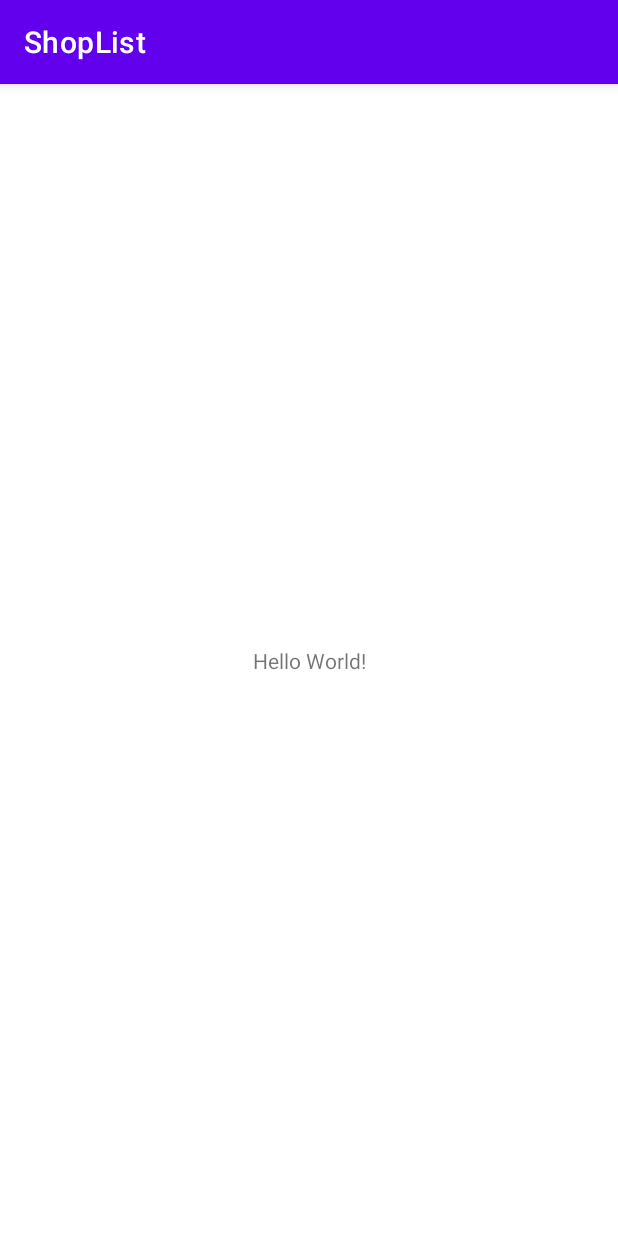
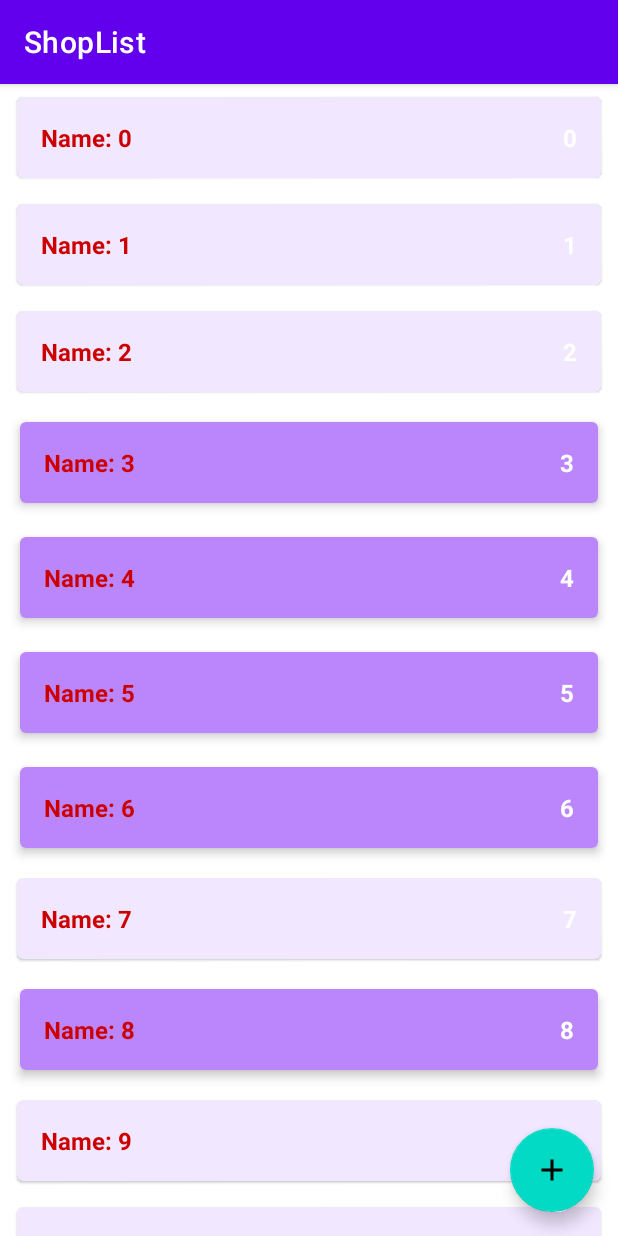
Before and after one commit to SoldatovEgor93/ShopList, an Android app: the screen it shows after launch (MainActivity), on a phone screen of 412 x 824 dp. Run offline under Robolectric (Android 15) with nearby library versions, the phone set to English and light mode, and no system bars.

Commit message:
Adding recycler view

```diff
--- a/app/src/main/java/ru/soldatov/android/shoplist/data/ShopListRepositoryImpl.kt
+++ b/app/src/main/java/ru/soldatov/android/shoplist/data/ShopListRepositoryImpl.kt
@@ -4,17 +4,18 @@ import androidx.lifecycle.LiveData
 import androidx.lifecycle.MutableLiveData
 import ru.soldatov.android.shoplist.domain.ShopItem
 import ru.soldatov.android.shoplist.domain.ShopListRepository
+import kotlin.random.Random
 
 object ShopListRepositoryImpl : ShopListRepository {
 
     private val shopListLiveData = MutableLiveData<List<ShopItem>>()
-    private val shopList = mutableListOf<ShopItem>()
+    private val shopList = sortedSetOf<ShopItem>({ p0, p1 -> p0.id.compareTo(p1.id) })
 
     private var autoincrementId = 0
 
     init {
-        for (i in 0 until 10) {
-            val shopItem = ShopItem("Name: $i", i, true)
+        for (i in 0 until 100) {
+            val shopItem = ShopItem("Name: $i", i, Random.nextBoolean())
             addShopItem(shopItem)
         }
     }
--- a/app/src/main/java/ru/soldatov/android/shoplist/presentation/MainActivity.kt
+++ b/app/src/main/java/ru/soldatov/android/shoplist/presentation/MainActivity.kt
@@ -4,9 +4,14 @@ import android.os.Bundle
 import android.util.Log
 import androidx.appcompat.app.AppCompatActivity
 import androidx.lifecycle.ViewModelProvider
+import androidx.recyclerview.widget.ItemTouchHelper
+import androidx.recyclerview.widget.RecyclerView
 import ru.soldatov.android.shoplist.R
 
 class MainActivity : AppCompatActivity() {
+
+    private lateinit var recyclerView: RecyclerView
+    private lateinit var shopListAdapter: ShopListAdapter
 
     private val viewModel: MainViewModel by lazy {
         ViewModelProvider(this)[MainViewModel::class.java]
@@ -15,8 +20,62 @@ class MainActivity : AppCompatActivity() {
     override fun onCreate(savedInstanceState: Bundle?) {
         super.onCreate(savedInstanceState)
         setContentView(R.layout.activity_main)
+        setupRecyclerView()
         viewModel.shopList.observe(this) {
-            Log.i("MainActivity", "$it")
+            shopListAdapter.submitList(it)
+        }
+    }
+
+    private fun setupRecyclerView() {
+        recyclerView = findViewById(R.id.rv_shop_list)
+        shopListAdapter = ShopListAdapter()
+        with(recyclerView) {
+            adapter = shopListAdapter
+            recycledViewPool.setMaxRecycledViews(
+                ShopListAdapter.VIEW_TYPE_ENABLED,
+                ShopListAdapter.MAX_POOL
+            )
+            recycledViewPool.setMaxRecycledViews(
+                ShopListAdapter.VIEW_TYPE_DISABLED,
+                ShopListAdapter.MAX_POOL
+            )
+        }
+        setupLongClikListener()
+        setupClickListener()
+        setupSwipeClickListener()
+    }
+
+    private fun setupSwipeClickListener() {
+        val callback = object : ItemTouchHelper.SimpleCallback(
+            0,
+            ItemTouchHelper.LEFT
+        ) {
+            override fun onMove(
+                recyclerView: RecyclerView,
+                viewHolder: RecyclerView.ViewHolder,
+                target: RecyclerView.ViewHolder
+            ): Boolean {
+                return false
+            }
+
+            override fun onSwiped(viewHolder: RecyclerView.ViewHolder, direction: Int) {
+                val shopItem = shopListAdapter.currentList[viewHolder.adapterPosition]
+                viewModel.deleteShopItem(shopItem)
+            }
+        }
+        val itemTouchHelper = ItemTouchHelper(callback)
+        itemTouchHelper.attachToRecyclerView(recyclerView)
+    }
+
+    private fun setupClickListener() {
+        shopListAdapter.onShopItemClickListener = {
+            Log.d("MainActivity", it.name)
+        }
+    }
+
+    private fun setupLongClikListener() {
+        shopListAdapter.onShopItemLongClickListener = {
+            viewModel.editShopItem(it)
         }
     }
 }
--- a/app/src/main/java/ru/soldatov/android/shoplist/presentation/MainViewModel.kt
+++ b/app/src/main/java/ru/soldatov/android/shoplist/presentation/MainViewModel.kt
@@ -19,7 +19,7 @@ class MainViewModel : ViewModel() {
 
     fun editShopItem(shopItem: ShopItem) {
         val newItem = shopItem.copy(enabled = !shopItem.enabled)
-        editShopItemUseCase.editShopItem(shopItem)
+        editShopItemUseCase.editShopItem(newItem)
     }
 
     fun deleteShopItem(shopItem: ShopItem) {
--- /dev/null
+++ b/app/src/main/java/ru/soldatov/android/shoplist/presentation/ShopItemDiffCallback.kt
@@ -0,0 +1,11 @@
+package ru.soldatov.android.shoplist.presentation
+
+import androidx.recyclerview.widget.DiffUtil
+import ru.soldatov.android.shoplist.domain.ShopItem
+
+class ShopItemDiffCallback : DiffUtil.ItemCallback<ShopItem>() {
+
+    override fun areItemsTheSame(oldItem: ShopItem, newItem: ShopItem) = oldItem.id == newItem.id
+
+    override fun areContentsTheSame(oldItem: ShopItem, newItem: ShopItem) = oldItem == newItem
+}
--- /dev/null
+++ b/app/src/main/java/ru/soldatov/android/shoplist/presentation/ShopListAdapter.kt
@@ -0,0 +1,59 @@
+package ru.soldatov.android.shoplist.presentation
+
+import android.view.LayoutInflater
+import android.view.ViewGroup
+import androidx.core.content.ContextCompat
+import androidx.recyclerview.widget.ListAdapter
+import ru.soldatov.android.shoplist.R
+import ru.soldatov.android.shoplist.domain.ShopItem
+
+class ShopListAdapter : ListAdapter<ShopItem, ShopListViewHolder>(ShopItemDiffCallback()) {
+
+    var onShopItemLongClickListener: ((ShopItem) -> Unit)? = null
+    var onShopItemClickListener: ((ShopItem) -> Unit)? = null
+
+    override fun onCreateViewHolder(parent: ViewGroup, viewType: Int): ShopListViewHolder {
+        val layout = when (viewType) {
+            VIEW_TYPE_ENABLED -> R.layout.item_shop_enabled
+            VIEW_TYPE_DISABLED -> R.layout.item_shop_disabled
+            else -> throw RuntimeException("View type not found")
+        }
+        val view = LayoutInflater.from(parent.context).inflate(
+            layout,
+            parent,
+            false
+        )
+        return ShopListViewHolder(view)
+    }
+
+    override fun onBindViewHolder(holder: ShopListViewHolder, position: Int) {
+        val shopItem = getItem(position)
+        holder.texViewName.text = shopItem.name
+        holder.textViewCount.text = shopItem.count.toString()
+        holder.texViewName.setTextColor(ContextCompat.getColor(holder.view.context, android.R.color.holo_red_dark))
+        holder.view.setOnLongClickListener {
+            onShopItemLongClickListener?.invoke(shopItem)
+            true
+        }
+        holder.view.setOnClickListener {
+            onShopItemClickListener?.invoke(shopItem)
+        }
+    }
+
+    override fun getItemViewType(position: Int): Int {
+        val shopItem = getItem(position)
+        return if (shopItem.enabled) {
+            VIEW_TYPE_ENABLED
+        } else {
+            VIEW_TYPE_DISABLED
+        }
+    }
+
+    companion object {
+
+        const val VIEW_TYPE_ENABLED = 100
+        const val VIEW_TYPE_DISABLED = 101
+
+        const val MAX_POOL = 15
+    }
+}
--- /dev/null
+++ b/app/src/main/java/ru/soldatov/android/shoplist/presentation/ShopListDiffCallback.kt
@@ -0,0 +1,26 @@
+package ru.soldatov.android.shoplist.presentation
+
+import androidx.recyclerview.widget.DiffUtil
+import ru.soldatov.android.shoplist.domain.ShopItem
+
+class ShopListDiffCallback(
+    private val oldList: List<ShopItem>,
+    private val newList: List<ShopItem>
+) : DiffUtil.Callback() {
+
+    override fun getOldListSize(): Int = oldList.size
+
+    override fun getNewListSize(): Int = newList.size
+
+    override fun areItemsTheSame(oldItemPosition: Int, newItemPosition: Int): Boolean {
+        val oldItem = oldList[oldItemPosition]
+        val newItem = newList[newItemPosition]
+        return oldItem.id == newItem.id
+    }
+
+    override fun areContentsTheSame(oldItemPosition: Int, newItemPosition: Int): Boolean {
+        val oldItem = oldList[oldItemPosition]
+        val newItem = newList[newItemPosition]
+        return oldItem == newItem
+    }
+}
--- /dev/null
+++ b/app/src/main/java/ru/soldatov/android/shoplist/presentation/ShopListViewHolder.kt
@@ -0,0 +1,11 @@
+package ru.soldatov.android.shoplist.presentation
+
+import android.view.View
+import android.widget.TextView
+import androidx.recyclerview.widget.RecyclerView
+import ru.soldatov.android.shoplist.R
+
+class ShopListViewHolder(val view: View) : RecyclerView.ViewHolder(view) {
+    val texViewName: TextView = view.findViewById(R.id.tv_name)
+    val textViewCount: TextView = view.findViewById(R.id.tv_count)
+}
--- /dev/null
+++ b/app/src/main/res/drawable/ic_add.xml
@@ -0,0 +1,9 @@
+<vector xmlns:android="http://schemas.android.com/apk/res/android"
+    android:width="24dp"
+    android:height="24dp"
+    android:viewportWidth="24"
+    android:viewportHeight="24">
+    <path
+        android:pathData="M19,13h-6v6h-2v-6H5v-2h6V5h2v6h6v2z"
+        android:fillColor="#ffffff"/>
+</vector>
--- a/app/src/main/res/layout/activity_main.xml
+++ b/app/src/main/res/layout/activity_main.xml
@@ -6,13 +6,28 @@
     android:layout_height="match_parent"
     tools:context=".presentation.MainActivity">
 
-    <TextView
-        android:layout_width="wrap_content"
-        android:layout_height="wrap_content"
-        android:text="Hello World!"
+    <androidx.recyclerview.widget.RecyclerView
+        android:id="@+id/rv_shop_list"
+        android:layout_width="0dp"
+        android:layout_height="0dp"
+        app:layoutManager="androidx.recyclerview.widget.LinearLayoutManager"
         app:layout_constraintBottom_toBottomOf="parent"
         app:layout_constraintEnd_toEndOf="parent"
         app:layout_constraintStart_toStartOf="parent"
-        app:layout_constraintTop_toTopOf="parent" />
+        app:layout_constraintTop_toTopOf="parent"
+        tools:listitem="@layout/item_shop_enabled" />
+
+    <com.google.android.material.floatingactionbutton.FloatingActionButton
+        android:id="@+id/button_add_shop_item"
+        android:layout_width="wrap_content"
+        android:layout_height="wrap_content"
+        android:layout_marginEnd="16dp"
+        android:layout_marginBottom="16dp"
+        android:clickable="true"
+        android:contentDescription="@string/add_shop_item_content_description"
+        android:focusable="true"
+        app:layout_constraintBottom_toBottomOf="parent"
+        app:layout_constraintEnd_toEndOf="parent"
+        app:srcCompat="@drawable/ic_add" />
 
 </androidx.constraintlayout.widget.ConstraintLayout>
--- /dev/null
+++ b/app/src/main/res/layout/item_shop_disabled.xml
@@ -0,0 +1,43 @@
+<?xml version="1.0" encoding="utf-8"?>
+<androidx.cardview.widget.CardView xmlns:android="http://schemas.android.com/apk/res/android"
+    xmlns:app="http://schemas.android.com/apk/res-auto"
+    xmlns:tools="http://schemas.android.com/tools"
+    android:layout_width="match_parent"
+    android:layout_height="wrap_content"
+    android:layout_marginStart="8dp"
+    android:layout_marginTop="4dp"
+    android:layout_marginEnd="8dp"
+    android:layout_marginBottom="4dp"
+    app:cardCornerRadius="4dp"
+    app:cardElevation="1dp"
+    app:cardUseCompatPadding="true">
+
+    <LinearLayout
+        android:layout_width="match_parent"
+        android:layout_height="wrap_content"
+        android:background="#33BB86FC"
+        android:orientation="horizontal"
+        android:padding="16dp">
+
+        <TextView
+            android:id="@+id/tv_name"
+            android:layout_width="0dp"
+            android:layout_height="wrap_content"
+            android:layout_weight="1"
+            android:textColor="@color/white"
+            android:textSize="16sp"
+            android:textStyle="bold"
+            tools:text="Салфетки" />
+
+        <TextView
+            android:id="@+id/tv_count"
+            android:layout_width="wrap_content"
+            android:layout_height="wrap_content"
+            android:textColor="@color/white"
+            android:textSize="16sp"
+            android:textStyle="bold"
+            tools:text="1" />
+
+    </LinearLayout>
+
+</androidx.cardview.widget.CardView>
--- /dev/null
+++ b/app/src/main/res/layout/item_shop_enabled.xml
@@ -0,0 +1,43 @@
+<?xml version="1.0" encoding="utf-8"?>
+<androidx.cardview.widget.CardView xmlns:android="http://schemas.android.com/apk/res/android"
+    xmlns:app="http://schemas.android.com/apk/res-auto"
+    xmlns:tools="http://schemas.android.com/tools"
+    android:layout_width="match_parent"
+    android:layout_height="wrap_content"
+    android:layout_marginStart="8dp"
+    android:layout_marginTop="4dp"
+    android:layout_marginEnd="8dp"
+    android:layout_marginBottom="4dp"
+    app:cardCornerRadius="4dp"
+    app:cardElevation="4dp"
+    app:cardUseCompatPadding="true">
+
+    <LinearLayout
+        android:layout_width="match_parent"
+        android:layout_height="wrap_content"
+        android:background="@color/purple_200"
+        android:orientation="horizontal"
+        android:padding="16dp">
+
+        <TextView
+            android:id="@+id/tv_name"
+            android:layout_width="0dp"
+            android:layout_height="wrap_content"
+            android:layout_weight="1"
+            android:textColor="@color/white"
+            android:textSize="16sp"
+            android:textStyle="bold"
+            tools:text="Салфетки" />
+
+        <TextView
+            android:id="@+id/tv_count"
+            android:layout_width="wrap_content"
+            android:layout_height="wrap_content"
+            android:textColor="@color/white"
+            android:textSize="16sp"
+            android:textStyle="bold"
+            tools:text="1" />
+
+    </LinearLayout>
+
+</androidx.cardview.widget.CardView>
--- a/app/src/main/res/values/strings.xml
+++ b/app/src/main/res/values/strings.xml
@@ -1,3 +1,4 @@
 <resources>
     <string name="app_name">ShopList</string>
+    <string name="add_shop_item_content_description">Add new shop item</string>
 </resources>
```
